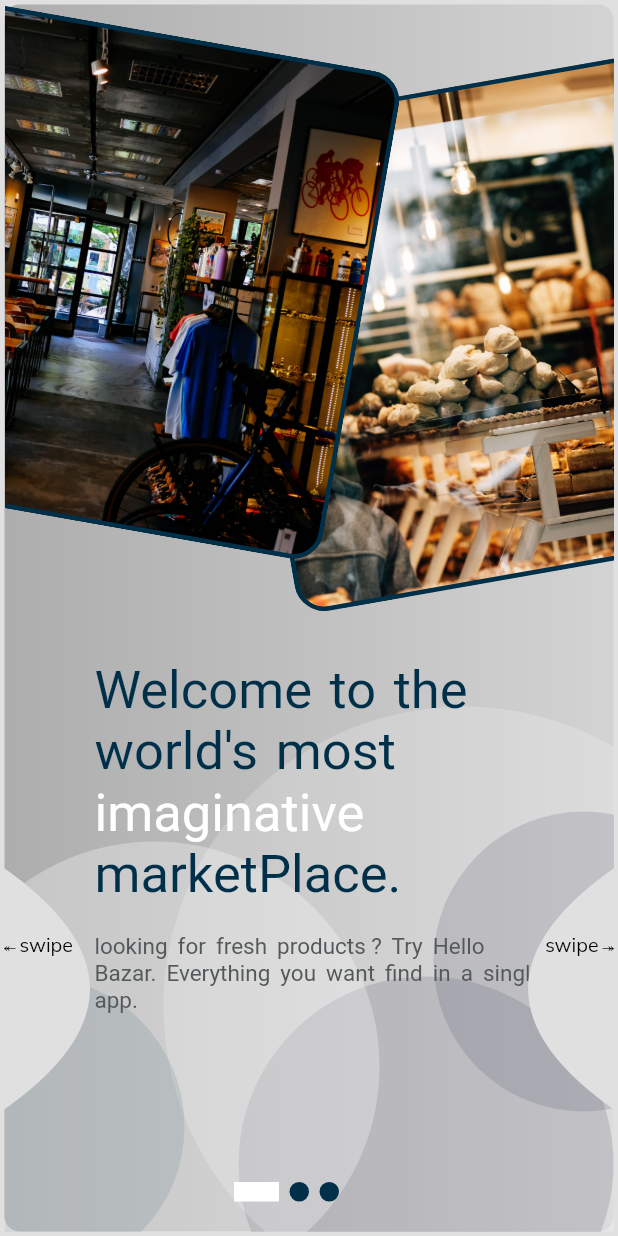
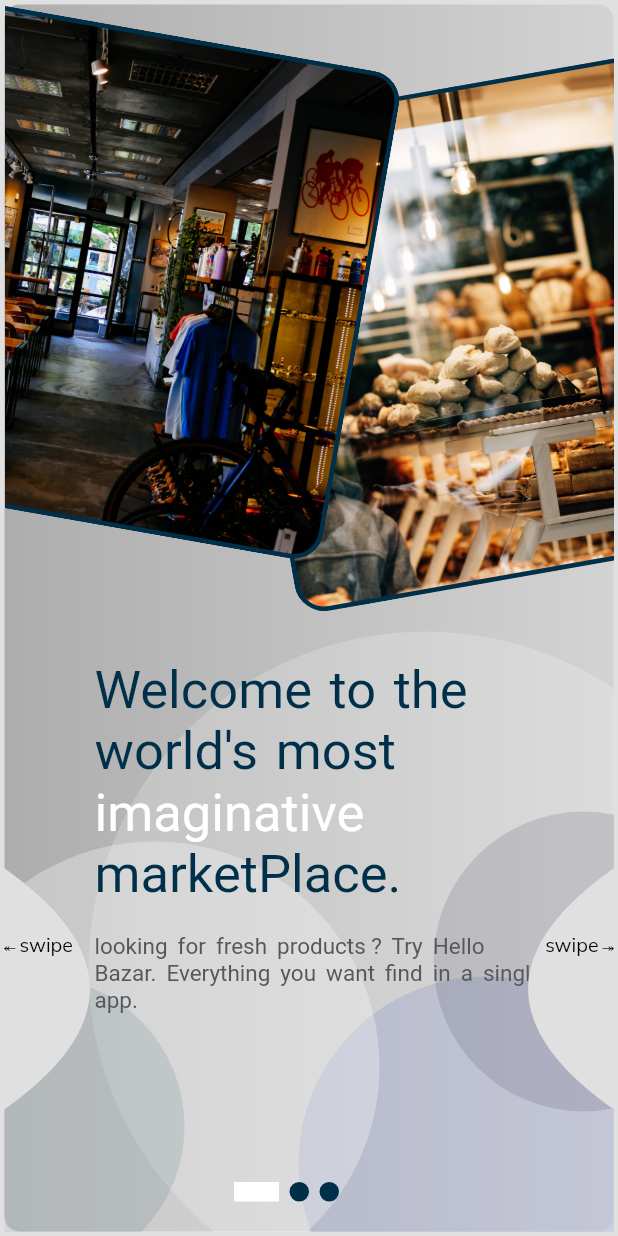
Before and after one commit to jbjason/shop_app2, a Flutter app: the screen it shows after launch, on a phone screen of 412 x 824 dp. Run offline on Flutter 3.47's test engine with Material 2 defaults, Android fonts, the phone set to English and light mode, and no system bars; our stand-ins replace confetti, firebase_auth, firebase_core, flare_flutter, google_fonts, lottie; missing offline and left inert: firebase_auth_web, firebase_core_web; accounts and stored records are empty; network calls fail; Roboto replaces fonts that are missing (Aclonica).

Commit message:
Update bubbles_.dart

```diff
--- a/lib/widgets/common_widgets/extra_/bubbles_.dart
+++ b/lib/widgets/common_widgets/extra_/bubbles_.dart
@@ -25,20 +25,20 @@ class Bubbles extends StatelessWidget {
         bottom: -50,
         right: -100,
         child: Container(
-          height: 400,
-          width: 400,
+          height: 450,
+          width: 450,
           decoration: BoxDecoration(
               color: bigBubble.withOpacity(0.2), shape: BoxShape.circle),
         ),
       );
   Widget _bottomBlue1() => Positioned(
         bottom: -80,
-        right: 0,
+        right: -40,
         child: Container(
           height: 250,
           width: 250,
           decoration: BoxDecoration(
-              color: smallBubble.withOpacity(0.2), shape: BoxShape.circle),
+              color: Colors.indigo.withOpacity(0.2), shape: BoxShape.circle),
         ),
       );
   Widget _bottomBlue2() => Positioned(
```
